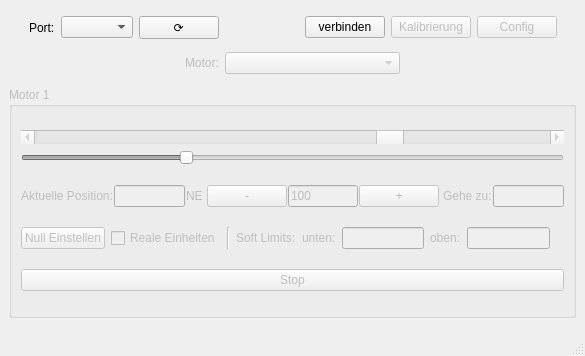
Qt form MCC2_Demo_GUI/GUI_form/mainwindow.ui (v-usatikov/motor_controller) before a commit.
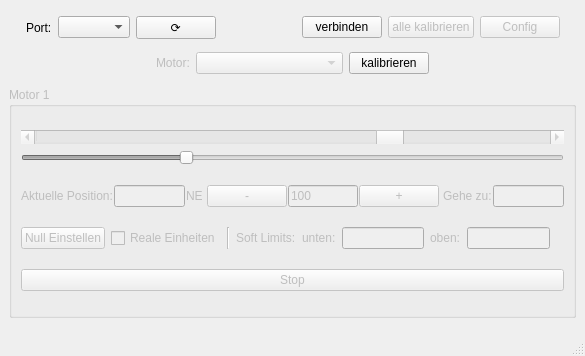
The same form after that commit.

The edit to the form file:
```diff
--- a/MCC2_Demo_GUI/GUI_form/mainwindow.ui
+++ b/MCC2_Demo_GUI/GUI_form/mainwindow.ui
@@ -26,7 +26,7 @@
    <string>MCC-2 Demo</string>
   </property>
   <widget class="QWidget" name="centralwidget">
-   <layout class="QVBoxLayout" name="verticalLayout">
+   <layout class="QVBoxLayout" name="verticalLayout_2">
     <item>
      <layout class="QHBoxLayout" name="horizontalLayout_9">
       <item>
@@ -117,7 +117,7 @@
          <bool>false</bool>
         </property>
         <property name="text">
-         <string>Kalibrierung</string>
+         <string>alle kalibrieren</string>
         </property>
        </widget>
       </item>
@@ -196,6 +196,13 @@
         </property>
        </widget>
       </item>
+      <item>
+       <widget class="QPushButton" name="KalibrBtn1">
+        <property name="text">
+         <string>kalibrieren</string>
+        </property>
+       </widget>
+      </item>
       <item>
        <spacer name="horizontalSpacer_9">
         <property name="orientation">
@@ -231,9 +238,11 @@
       <property name="title">
        <string>Motor 1</string>
       </property>
-      <layout class="QVBoxLayout" name="verticalLayout_2">
+      <layout class="QVBoxLayout" name="verticalLayout_3">
        <item>
-        <layout class="QVBoxLayout" name="verticalLayout_11">
+        <layout class="QVBoxLayout" name="verticalLayout">
+         <item>
+          <layout class="QHBoxLayout" name="horizontalLayout_4">
          <item>
           <widget class="QScrollBar" name="horizontalScrollBar1">
            <property name="enabled">
@@ -267,6 +276,8 @@
             <bool>false</bool>
            </property>
           </widget>
+           </item>
+          </layout>
          </item>
          <item>
           <widget class="QSlider" name="horizontalSlider1">
```
Lines whose indentation alone changed are shown as unchanged.
